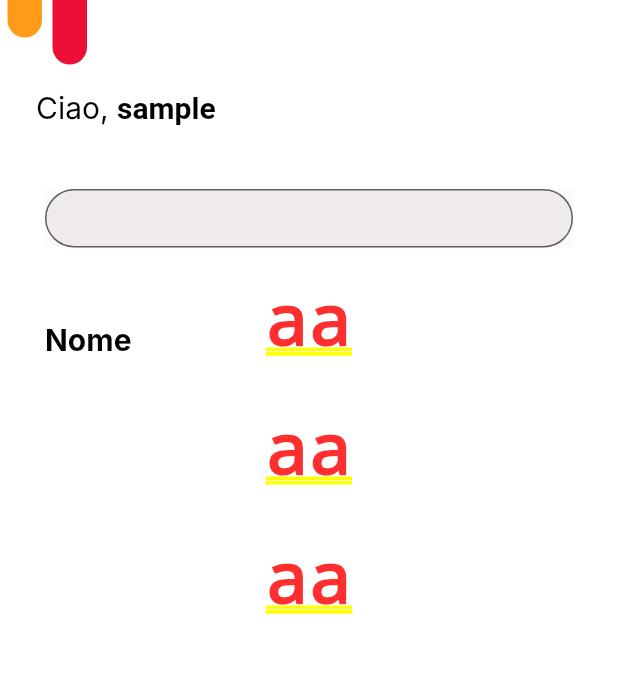
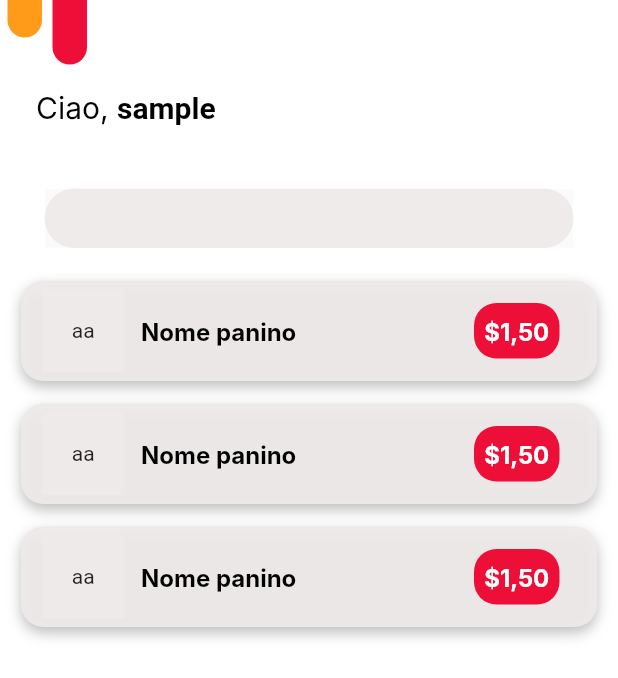
Before and after one commit to alessiomodonesi/food-app, a Flutter app: the screen it shows after launch, after a tap on "Accedi", on a phone screen of 412 x 824 dp. Shown: the top 678 px of the screen. Run offline on Flutter 3.47's test engine with Material 2 defaults, Android fonts, the phone set to English and light mode, and no system bars; Roboto replaces fonts that are missing (Inter).

Commit message:
Render container oggetti

```diff
--- a/lib/homepage.dart
+++ b/lib/homepage.dart
@@ -73,13 +73,15 @@ class _HomepageState extends State<Homepage> {
                     height: 39,
                     child: TextField(
                       decoration: InputDecoration(
-                        border: OutlineInputBorder(
+                        enabledBorder: OutlineInputBorder(
                           borderRadius: BorderRadius.circular(341),
+                          borderSide: const BorderSide(
+                              color: Color(0xEEEEEAEA), width: 0.0),
                         ),
                         filled: true,
                         fillColor: const Color(0xEEEEEAEA),
                       ),
-                      style: TextStyle(fontSize: 20),
+                      style: const TextStyle(fontSize: 20),
                     ),
                   ),
                 ],
@@ -102,15 +104,103 @@ class _HomepageState extends State<Homepage> {
               ),
             ))),
         Container(
-          padding: const EdgeInsets.only(top: 170),
+          padding: EdgeInsets.only(
+            top: (MediaQuery.of(context).size.height / 2) - 240,
+            left: 14,
+            right: 14,
+          ),
           child: ListView.builder(
             shrinkWrap: true,
             itemCount: _tagList.length,
             itemBuilder: (context, index) {
               return Container(
-                padding: const EdgeInsets.all(15),
-                child: Center(child: Text('aa')),
-              );
+                  padding: const EdgeInsets.only(top: 15),
+                  child: Material(
+                    color: Colors.white,
+                    child: Column(
+                      children: [
+                        SizedBox(
+                          width: MediaQuery.of(context).size.width - 28,
+                          height: 67,
+                          child: DecoratedBox(
+                            decoration: BoxDecoration(
+                                borderRadius: BorderRadius.circular(15),
+                                color: const Color(0xEEEEEAEA),
+                                boxShadow: const [
+                                  BoxShadow(
+                                      color: Color.fromARGB(64, 0, 0, 0),
+                                      blurRadius: 7,
+                                      offset: Offset(0, 4)),
+                                ]),
+                            child: Stack(
+                              children: [
+                                Container(
+                                  height: 55,
+                                  width: 55,
+                                  margin: const EdgeInsets.only(
+                                    left: 14,
+                                    top: 6,
+                                  ),
+                                  decoration: const BoxDecoration(
+                                    color: Color(0xEEEEEAEA),
+                                  ),
+                                  child: const Center(
+                                    child: Text("aa"),
+                                  ),
+                                ),
+                                Container(
+                                    height: 20,
+                                    width: 119,
+                                    margin: const EdgeInsets.only(
+                                      top: 24,
+                                      left: 80,
+                                    ),
+                                    child: RichText(
+                                      text: const TextSpan(
+                                        text: "Nome panino",
+                                        style: TextStyle(
+                                            color: Colors.black,
+                                            fontWeight: FontWeight.w700,
+                                            fontStyle: FontStyle.normal,
+                                            fontSize: 16,
+                                            fontFamily: 'Inter'),
+                                      ),
+                                    )),
+                                Container(
+                                  height: 37,
+                                  width: 57,
+                                  margin: const EdgeInsets.only(
+                                    top: 15,
+                                    left: 302,
+                                  ),
+                                  child: SizedBox(
+                                      height: 37,
+                                      width: 57,
+                                      child: DecoratedBox(
+                                        decoration: BoxDecoration(
+                                            borderRadius:
+                                                BorderRadius.circular(15),
+                                            color: const Color(0xFFEE0F38)),
+                                        child: Center(
+                                            child: RichText(
+                                                text: const TextSpan(
+                                          text: "\$1,50",
+                                          style: TextStyle(
+                                              color: Colors.white,
+                                              fontWeight: FontWeight.w700,
+                                              fontStyle: FontStyle.normal,
+                                              fontSize: 16,
+                                              fontFamily: 'Inter'),
+                                        ))),
+                                      )),
+                                ),
+                              ],
+                            ),
+                          ),
+                        ),
+                      ],
+                    ),
+                  ));
             },
           ),
         )
```
Also changed, not shown: assets/img/83740315_1.png (added).
